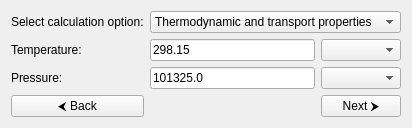
The window that GUI/Ubuntu/src/gui/ui/calculation_input_page.ui (srebughini/ASALI) describes before a commit, drawn with Qt 5.
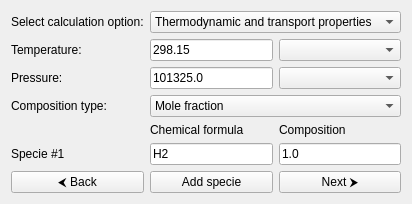
The same window after the commit.

Commit message: Add dynamically resizing of the window based on the shown layout

Patch:
```diff
--- a/GUI/Ubuntu/src/gui/ui/calculation_input_page.ui
+++ b/GUI/Ubuntu/src/gui/ui/calculation_input_page.ui
@@ -79,13 +79,84 @@
 
                 <!-- Row 3 -->
                 <item row="3" column="0">
+                    <widget class="QLabel" name="pressureLabel">
+                        <property name="text">
+                            <string>Composition type:</string>
+                        </property>
+                    </widget>
+                </item>
+                <item row="3" column="1" colspan="2">
+                     <widget class="QComboBox" name="compositionComboBox">
+                        <item>
+                            <property name="text">
+                                <string>Mole fraction</string>
+                            </property>
+                        </item>
+                        <item>
+                            <property name="text">
+                                <string>Mass fraction</string>
+                            </property>
+                        </item>
+                    </widget>
+                </item>
+
+                <!-- Row 4 -->
+                <item row="4" column="1">
+                    <widget class="QLabel" name="formulaLabel">
+                        <property name="text">
+                            <string>Chemical formula</string>
+                        </property>
+                    </widget>
+                </item>
+                <item row="4" column="2">
+                    <widget class="QLabel" name="compositionLabel">
+                        <property name="text">
+                            <string>Composition</string>
+                        </property>
+                    </widget>
+                </item>
+
+
+                <!-- Row 5 -->
+                <item row="5" column="0">
+                    <widget class="QLabel" name="formulaLabel">
+                        <property name="text">
+                            <string>Specie #1</string>
+                        </property>
+                    </widget>
+                </item>
+                <item row="5" column="1">
+                    <widget class="QLineEdit" name="n1">
+                        <property name="text">
+                            <string>H2</string>
+                        </property>
+                    </widget>
+                </item>
+                <item row="5" column="2">
+                    <widget class="QLineEdit" name="x1">
+                        <property name="text">
+                            <string>1.0</string>
+                        </property>
+                    </widget>
+                </item>
+
+
+                <!-- Row 6 -->
+                <item row="6" column="0">
                     <widget class="QPushButton" name="backButton">
                         <property name="text">
                             <string>&#x2B9C; Back</string>
                         </property>
                     </widget>
                 </item>
-                <item row="3" column="2">
+                <item row="6" column="1">
+                    <widget class="QPushButton" name="addSpecieButton">
+                        <property name="text">
+                            <string>Add specie</string>
+                        </property>
+                    </widget>
+                </item>
+                <item row="6" column="2">
                     <widget class="QPushButton" name="nextButton">
                         <property name="text">
                             <string>Next &#x2B9E;</string>
```
Left out of the diff: 2 changed lines with no effect on the pictures. The commit also changes 7 other files.
